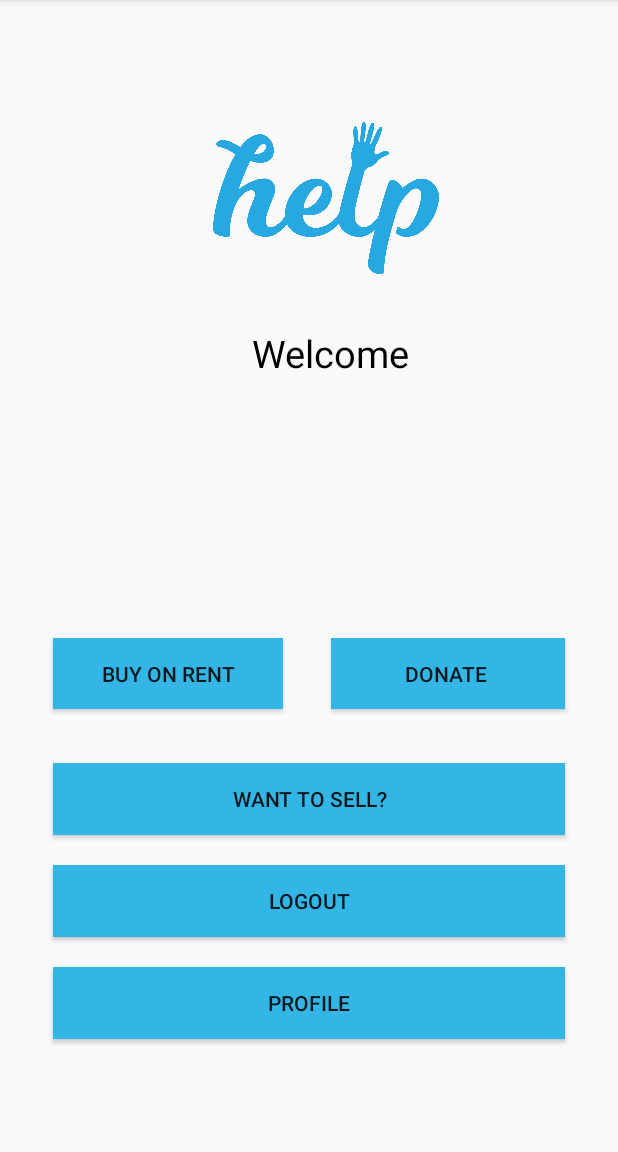
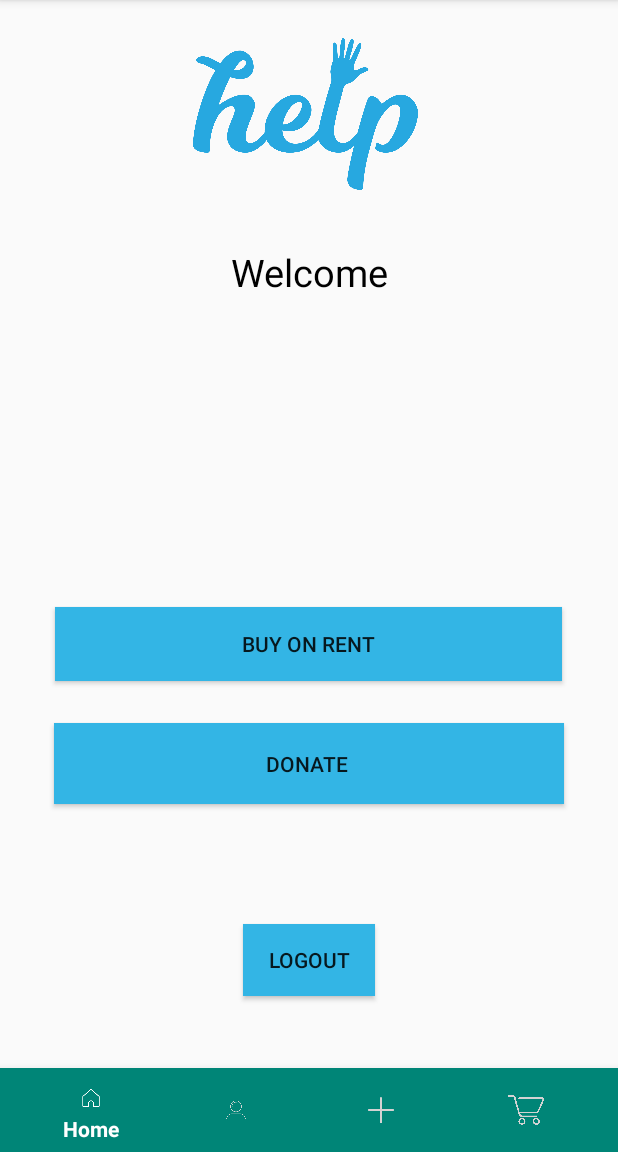
Before and after one commit to harshag24/HelpKart, an Android app: the screen it shows after launch once a user with an empty profile is signed in (first_page), on a phone screen of 412 x 824 dp, the part 84-1236 px from its top. Run offline under Robolectric (Android 15) with nearby library versions, the light colour scheme and no system bars; our stand-ins replace AdMob, Firebase (no records; nobody signed in at launch, a user with empty details on screens opened directly); 2 statements that could not run were skipped.

Commit message:
BottomNavigation Added

```diff
--- a/Test1/app/src/main/AndroidManifest.xml
+++ b/Test1/app/src/main/AndroidManifest.xml
@@ -11,7 +11,8 @@
         android:label="@string/app_name"
         android:supportsRtl="true"
         android:theme="@style/AppTheme">
-        <activity android:name=".Profile"></activity>
+        <activity android:name=".Cart"></activity>
+        <activity android:name=".Profile" />
         <activity android:name=".SplashScreen">
             <intent-filter>
                 <action android:name="android.intent.action.MAIN" />
--- a/Test1/app/src/main/java/com/example/test1/first_page.java
+++ b/Test1/app/src/main/java/com/example/test1/first_page.java
@@ -5,6 +5,7 @@ import androidx.appcompat.app.AppCompatActivity;
 
 import android.content.Intent;
 import android.os.Bundle;
+import android.view.MenuItem;
 import android.view.View;
 import android.widget.Button;
 import android.widget.TextView;
@@ -14,6 +15,7 @@ import com.google.android.gms.ads.AdView;
 import com.google.android.gms.ads.MobileAds;
 import com.google.android.gms.ads.initialization.InitializationStatus;
 import com.google.android.gms.ads.initialization.OnInitializationCompleteListener;
+import com.google.android.material.bottomnavigation.BottomNavigationView;
 import com.google.firebase.auth.FirebaseAuth;
 import com.google.firebase.auth.FirebaseUser;
 import com.google.firebase.database.DataSnapshot;
@@ -24,11 +26,12 @@ import com.google.firebase.database.ValueEventListener;
 
 public class first_page extends AppCompatActivity {
 
-    Button buyrent, doantebutt, sellbut , logout , profile_button;
+    Button buyrent, doantebutt, logout ;
     TextView namedisp;
     private AdView mAdView;
     FirebaseUser user;
     DatabaseReference databaseReference;
+    BottomNavigationView navigation;
     @Override
     protected void onCreate(Bundle savedInstanceState) {
         super.onCreate(savedInstanceState);
@@ -37,10 +40,15 @@ public class first_page extends AppCompatActivity {
         mAdView = findViewById(R.id.adView);
         buyrent = findViewById(R.id.rentbutton);
         doantebutt = findViewById(R.id.donatebutton);
-        sellbut = findViewById(R.id.buttonsell);
+
         namedisp = findViewById(R.id.namedisplay);
         logout = findViewById(R.id.logout_button);
-        profile_button = findViewById(R.id.profile_button);
+
+
+        navigation = findViewById(R.id.bottomNavigationView);
+        navigation.getMenu().findItem(R.id.bottomnav_home).setChecked(true);
+        navigation.setOnNavigationItemSelectedListener(mOnNavigationItemSelectedListener);
+
 
         user = FirebaseAuth.getInstance().getCurrentUser();
         databaseReference = FirebaseDatabase.getInstance().getReference().child("Users").child(user.getUid());
@@ -55,9 +63,6 @@ public class first_page extends AppCompatActivity {
             }
         });
 
-
-
-
         AdRequest adRequest = new AdRequest.Builder().build();
         mAdView.loadAd(adRequest);
         buyrent.setOnClickListener(new View.OnClickListener() {
@@ -68,20 +73,7 @@ public class first_page extends AppCompatActivity {
             }
         });
 
-        sellbut.setOnClickListener(new View.OnClickListener() {
-            @Override
-            public void onClick(View v) {
-                Intent intent = new Intent(first_page.this, Sell_clothes_page.class);
-                startActivity(intent);
-            }
-        });
 
-        profile_button.setOnClickListener(new View.OnClickListener() {
-            @Override
-            public void onClick(View v) {
-                startActivity(new Intent(first_page.this , Profile.class));
-            }
-        });
 
         logout.setOnClickListener(new View.OnClickListener() {
             @Override
@@ -96,4 +88,31 @@ public class first_page extends AppCompatActivity {
         });
     }
 
+    private BottomNavigationView.OnNavigationItemSelectedListener mOnNavigationItemSelectedListener
+
+            = new BottomNavigationView.OnNavigationItemSelectedListener() {
+        @Override
+
+        public boolean onNavigationItemSelected(@NonNull MenuItem item) {
+            switch (item.getItemId()) {
+                case R.id.bottomnav_home:
+                    break;
+                case R.id.bottomnav_profile:
+                    Intent intent = new Intent(first_page.this , Profile.class);
+                    finish();
+                    startActivity(intent);
+                    break;
+                case R.id.bottomnav_sell:
+                    Intent intent1 = new Intent(first_page.this , Sell_clothes_page.class);
+                    startActivity(intent1);
+                    break;
+                case R.id.bottomnav_cart:
+                    Intent intent2 = new Intent(first_page.this , Cart.class);
+                    startActivity(intent2);
+                    break;
+            }
+            return false;
+        }
+    };
+
 }
--- /dev/null
+++ b/Test1/app/src/main/res/color/nav_color.xml
@@ -0,0 +1,5 @@
+<?xml version="1.0" encoding="utf-8"?>
+<selector xmlns:android="http://schemas.android.com/apk/res/android">
+<item android:state_selected="true" android:color="#fff"/>
+<item android:color="#D3D3D3" android:state_selected="false"/>
+</selector>
--- a/Test1/app/src/main/res/layout/activity_first_page.xml
+++ b/Test1/app/src/main/res/layout/activity_first_page.xml
@@ -1,5 +1,5 @@
 <?xml version="1.0" encoding="utf-8"?>
-<RelativeLayout xmlns:android="http://schemas.android.com/apk/res/android"
+<androidx.constraintlayout.widget.ConstraintLayout xmlns:android="http://schemas.android.com/apk/res/android"
     xmlns:app="http://schemas.android.com/apk/res-auto"
     xmlns:tools="http://schemas.android.com/tools"
     android:layout_width="match_parent"
@@ -9,16 +9,19 @@
 
     <Button
         android:id="@+id/rentbutton"
-        android:layout_width="144dp"
-        android:layout_height="47dp"
-        android:layout_above="@+id/buttonsell"
+        android:layout_width="338dp"
+        android:layout_height="49dp"
         android:layout_alignParentStart="true"
-        android:layout_marginStart="35dp"
-        android:layout_marginEnd="32dp"
-        android:layout_marginBottom="36dp"
+        android:layout_marginStart="122dp"
+        android:layout_marginEnd="145dp"
+        android:layout_marginBottom="28dp"
         android:layout_toStartOf="@+id/donatebutton"
         android:background="@android:color/holo_blue_light"
-        android:text="Buy on Rent" />
+        android:text="Buy on Rent"
+        app:layout_constraintBottom_toTopOf="@+id/donatebutton"
+        app:layout_constraintEnd_toEndOf="parent"
+        app:layout_constraintHorizontal_bias="0.443"
+        app:layout_constraintStart_toStartOf="parent" />
 
     <ImageView
         android:id="@+id/logo"
@@ -27,49 +30,48 @@
         android:layout_alignParentStart="true"
         android:layout_alignParentTop="true"
         android:layout_alignParentEnd="true"
-        android:layout_marginStart="142dp"
-        android:layout_marginTop="72dp"
-        android:layout_marginEnd="119dp"
+        android:layout_marginStart="128dp"
+        android:layout_marginTop="16dp"
+        android:layout_marginEnd="133dp"
+        app:layout_constraintEnd_toEndOf="parent"
+        app:layout_constraintHorizontal_bias="1.0"
+        app:layout_constraintStart_toStartOf="parent"
+        app:layout_constraintTop_toTopOf="parent"
         app:srcCompat="@drawable/symbol_help" />
 
     <TextView
         android:id="@+id/namedisplay"
-        android:text="username"
         android:layout_width="232dp"
         android:layout_height="wrap_content"
         android:layout_alignTop="@+id/logo"
         android:layout_alignParentStart="true"
         android:layout_alignParentTop="true"
         android:layout_centerHorizontal="true"
-        android:layout_marginStart="104dp"
-        android:layout_marginTop="265dp"
+        android:layout_marginStart="88dp"
+        android:layout_marginTop="8dp"
+        android:layout_marginEnd="91dp"
+        android:text="username"
         android:textAlignment="center"
         android:textColor="@android:color/black"
-        android:textSize="25sp" />
+        android:textSize="25sp"
+        app:layout_constraintEnd_toEndOf="parent"
+        app:layout_constraintStart_toStartOf="parent"
+        app:layout_constraintTop_toBottomOf="@+id/welcometext" />
 
     <Button
         android:id="@+id/donatebutton"
-        android:layout_width="156dp"
-        android:layout_height="47dp"
-        android:layout_above="@+id/buttonsell"
+        android:layout_width="340dp"
+        android:layout_height="54dp"
         android:layout_alignParentEnd="true"
-        android:layout_marginEnd="35dp"
-        android:layout_marginBottom="36dp"
+        android:layout_marginStart="109dp"
+        android:layout_marginEnd="42dp"
+        android:layout_marginBottom="48dp"
         android:background="@android:color/holo_blue_light"
-        android:text="Donate " />
-
-    <Button
-        android:id="@+id/buttonsell"
-        android:layout_width="342dp"
-        android:layout_height="wrap_content"
-        android:layout_above="@+id/logout_button"
-        android:layout_alignParentStart="true"
-        android:layout_alignParentEnd="true"
-        android:layout_marginStart="35dp"
-        android:layout_marginEnd="35dp"
-        android:layout_marginBottom="20dp"
-        android:background="@android:color/holo_blue_light"
-        android:text="Want to Sell?" />
+        android:text="Donate "
+        app:layout_constraintBottom_toTopOf="@+id/adView"
+        app:layout_constraintEnd_toEndOf="parent"
+        app:layout_constraintHorizontal_bias="0.925"
+        app:layout_constraintStart_toStartOf="parent" />
 
     <TextView
         android:id="@+id/welcometext"
@@ -77,49 +79,66 @@
         android:layout_height="wrap_content"
         android:layout_alignParentStart="true"
         android:layout_alignParentTop="true"
-        android:layout_marginStart="159dp"
-        android:layout_marginTop="218dp"
+        android:layout_marginStart="145dp"
+        android:layout_marginTop="28dp"
+        android:layout_marginEnd="145dp"
         android:text="Welcome"
         android:textAlignment="center"
         android:textColor="@android:color/black"
-        android:textSize="25sp" />
+        android:textSize="25sp"
+        app:layout_constraintEnd_toEndOf="parent"
+        app:layout_constraintHorizontal_bias="0.0"
+        app:layout_constraintStart_toStartOf="parent"
+        app:layout_constraintTop_toBottomOf="@+id/logo" />
 
     <com.google.android.gms.ads.AdView
         android:id="@+id/adView"
-        android:layout_width="wrap_content"
-        android:layout_height="wrap_content"
+        android:layout_width="124dp"
+        android:layout_height="48dp"
         android:layout_alignParentStart="true"
         android:layout_alignParentEnd="true"
         android:layout_alignParentBottom="true"
-        android:layout_marginStart="35dp"
-        android:layout_marginEnd="35dp"
-        android:layout_marginBottom="55dp"
+        android:layout_marginStart="143dp"
+        android:layout_marginEnd="144dp"
+        android:layout_marginBottom="32dp"
         app:adSize="BANNER"
-        app:adUnitId="ca-app-pub-8289310155715439/1097496429"></com.google.android.gms.ads.AdView>
+        app:adUnitId="ca-app-pub-8289310155715439/1097496429"
+        app:layout_constraintBottom_toTopOf="@+id/logout_button"
+        app:layout_constraintEnd_toEndOf="parent"
+        app:layout_constraintHorizontal_bias="0.0"
+        app:layout_constraintStart_toStartOf="parent"></com.google.android.gms.ads.AdView>
 
     <Button
         android:id="@+id/logout_button"
         android:layout_width="wrap_content"
         android:layout_height="wrap_content"
-        android:layout_above="@+id/profile_button"
+
         android:layout_alignParentStart="true"
         android:layout_alignParentEnd="true"
-        android:layout_marginStart="35dp"
-        android:layout_marginEnd="35dp"
-        android:layout_marginBottom="20dp"
+        android:layout_marginStart="162dp"
+        android:layout_marginEnd="162dp"
+        android:layout_marginBottom="48dp"
         android:background="@android:color/holo_blue_light"
-        android:text="Logout" />
+        android:text="Logout"
+        app:layout_constraintBottom_toTopOf="@+id/bottomNavigationView"
+        app:layout_constraintEnd_toEndOf="parent"
+        app:layout_constraintHorizontal_bias="1.0"
+        app:layout_constraintStart_toStartOf="parent" />
 
-    <Button
-        android:id="@+id/profile_button"
-        android:layout_width="wrap_content"
+    <com.google.android.material.bottomnavigation.BottomNavigationView
+        android:id="@+id/bottomNavigationView"
+        android:layout_width="match_parent"
         android:layout_height="wrap_content"
-        android:layout_above="@+id/adView"
-        android:layout_alignParentStart="true"
-        android:layout_alignParentEnd="true"
-        android:layout_marginStart="35dp"
-        android:layout_marginEnd="35dp"
-        android:layout_marginBottom="20dp"
-        android:background="@android:color/holo_blue_light"
-        android:text="Profile" />
-</RelativeLayout>
+        android:layout_alignParentBottom="true"
+        android:background="@color/colorPrimary"
+        app:itemBackground="?selectableItemBackgroundBorderless"
+        app:itemHorizontalTranslationEnabled="true"
+        app:itemIconTint="@color/nav_color"
+        app:itemTextColor="@color/nav_color"
+        app:layout_constraintBottom_toBottomOf="parent"
+        app:layout_constraintEnd_toEndOf="parent"
+        app:layout_constraintHorizontal_bias="0.0"
+
+        app:layout_constraintStart_toStartOf="parent"
+        app:menu="@menu/bottom_menu" />
+</androidx.constraintlayout.widget.ConstraintLayout>
--- /dev/null
+++ b/Test1/app/src/main/res/menu/bottom_menu.xml
@@ -0,0 +1,23 @@
+<?xml version="1.0" encoding="utf-8"?>
+<menu xmlns:android="http://schemas.android.com/apk/res/android">
+
+
+    <item
+        android:id="@+id/bottomnav_home"
+        android:title="Home"
+        android:icon="@drawable/home" />
+    <item
+        android:id="@+id/bottomnav_profile"
+        android:title="Profile"
+        android:icon="@drawable/ic_profile" />
+    <item
+        android:id="@+id/bottomnav_sell"
+        android:title="Sell"
+        android:icon="@drawable/ic_sell"
+        />
+    <item
+        android:id="@+id/bottomnav_cart"
+        android:title="Cart"
+        android:icon="@drawable/ic_cart" />
+
+</menu>
```
Also changed, not shown: Test1/app/src/main/java/com/example/test1/Cart.java (added, +14 -0 lines), Test1/app/src/main/java/com/example/test1/Profile.java (+36 -1 lines), Test1/app/src/main/res/drawable/bottomnav_background.xml (added, +7 -0 lines), Test1/app/src/main/res/drawable/ic_home.xml (added, +9 -0 lines), Test1/app/src/main/res/layout/activity_cart.xml (added, +9 -0 lines), Test1/app/src/main/res/layout/activity_profile.xml (+15 -0 lines), Test1/app/src/main/res/drawable/home.png (added), Test1/app/src/main/res/drawable/ic_cart.png (added), Test1/app/src/main/res/drawable/ic_profile.png (added), Test1/app/src/main/res/drawable/ic_sell.png (added), Test1/app/src/main/res/drawable/logo_skype.png (deleted), Test1/app/src/main/res/drawable/pothole.png (deleted), Test1/app/src/main/res/drawable/twitter.png (deleted).
